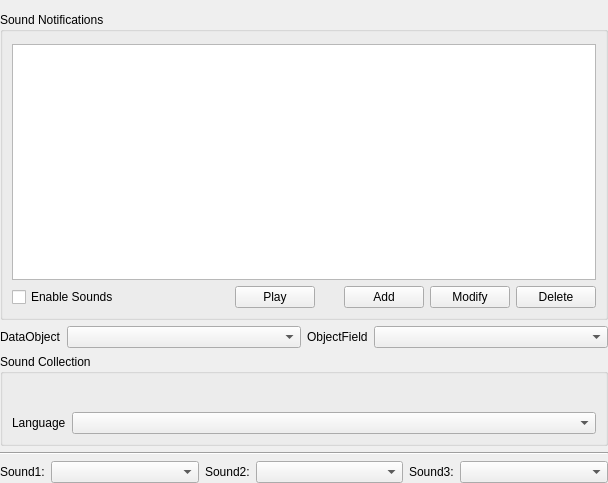
Above: ground/openpilotgcs/src/plugins/notify/notifypluginoptionspage.ui from openpilot/OpenPilot before the change. Below: the same form after it.
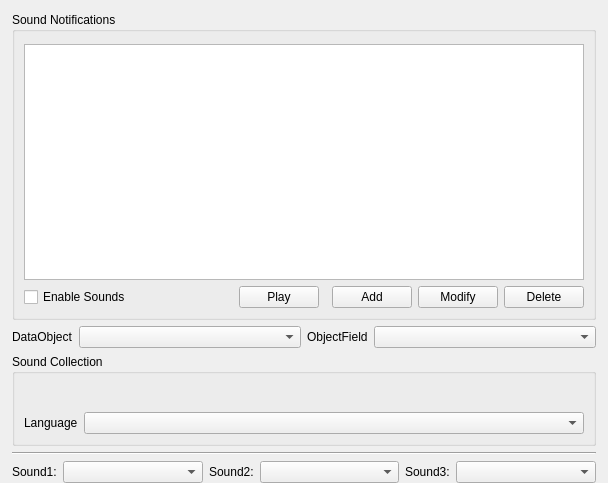
That is the form after the change. Icons and pictures are not drawn. Custom widgets are drawn as their Qt base class.

Patch:
```diff
--- a/ground/openpilotgcs/src/plugins/notify/notifypluginoptionspage.ui
+++ b/ground/openpilotgcs/src/plugins/notify/notifypluginoptionspage.ui
@@ -20,7 +20,16 @@
    <string>Form</string>
   </property>
   <layout class="QVBoxLayout" name="verticalLayout_5">
-   <property name="margin">
+   <property name="leftMargin">
+    <number>12</number>
+   </property>
+   <property name="topMargin">
+    <number>0</number>
+   </property>
+   <property name="rightMargin">
+    <number>12</number>
+   </property>
+   <property name="bottomMargin">
     <number>0</number>
    </property>
    <item>
@@ -39,7 +48,7 @@
        <rect>
         <x>0</x>
         <y>0</y>
-        <width>608</width>
+        <width>584</width>
         <height>483</height>
        </rect>
       </property>
```
